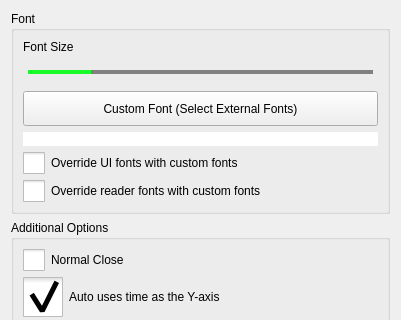
Qt form src/dlgpreferences.ui (ic005k/Knot-Legacy) before a commit; both pictures show x 0 to 401 and y 0 to 320 of the 401 by 623 pixel window.
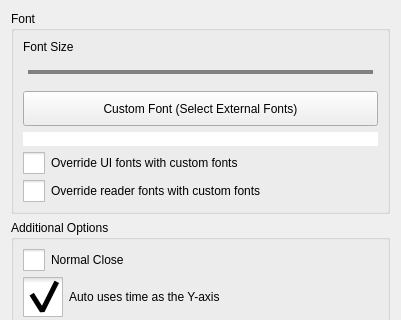
The same form after that commit. Icons and pictures are not drawn.

Patch:
```diff
--- a/src/dlgpreferences.ui
+++ b/src/dlgpreferences.ui
@@ -52,7 +52,7 @@
 
 QSlider::sub-page:horizontal
 {
-	background-color: #1AFA29;
+	background-color: gray;
 }
 
 QSlider::handle:horizontal
```
